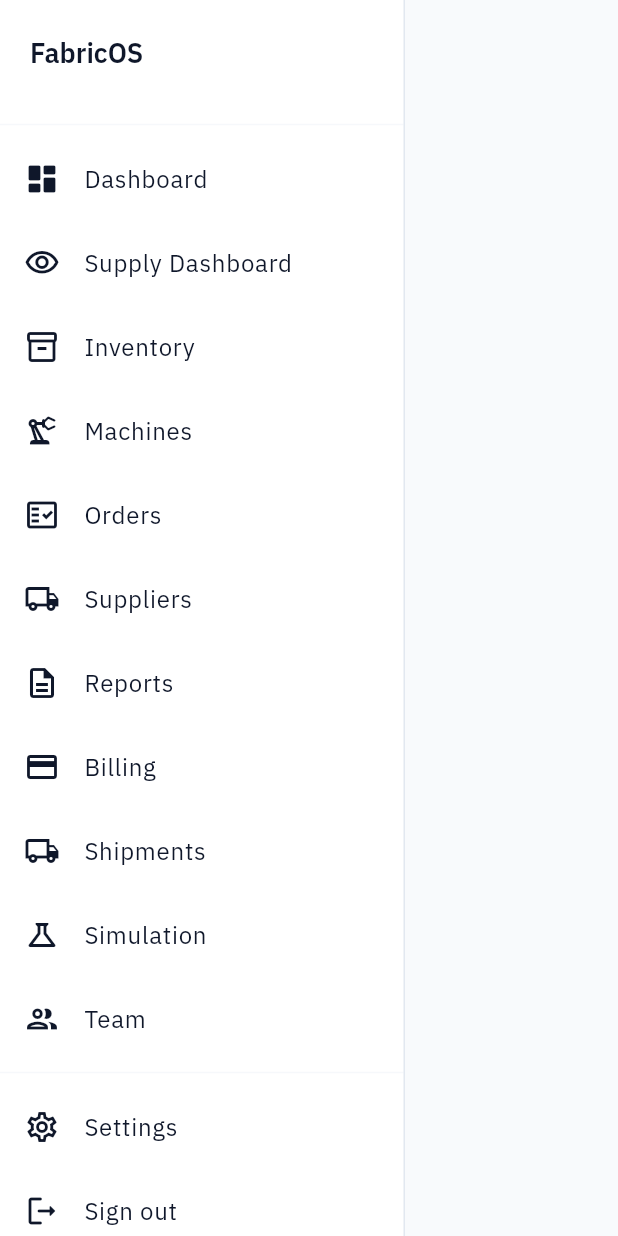
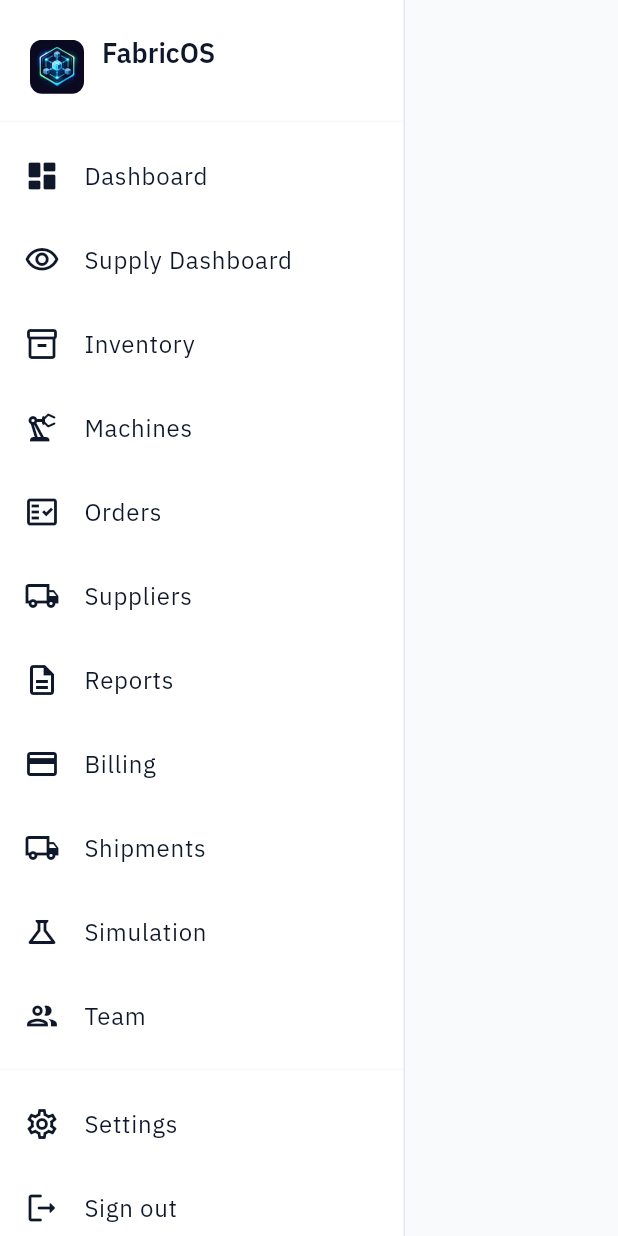
Before and after one commit to riccardopirani/suppluchainsass, a Flutter app: the _Sidebar widget shown alone on an empty page, opened directly with empty values, on a phone screen of 412 x 824 dp. Run offline on Flutter 3.47's test engine with Material 3 defaults, Android fonts, the phone set to English and light mode, and no system bars; our stand-ins replace fl_chart, flutter_animate, flutter_riverpod, go_router, google_fonts, pdf and 3 more; missing offline and left inert: dart:html, dart:ui_web; accounts and stored records are empty; network calls fail.

Commit message:
fix code

```diff
--- a/lib/features/app_shell/app_shell.dart
+++ b/lib/features/app_shell/app_shell.dart
@@ -148,15 +148,31 @@
         children: [
           Padding(
             padding: const EdgeInsets.fromLTRB(20, 8, 20, 8),
+            child: Row(
+              children: [
+                ClipRRect(
+                  borderRadius: BorderRadius.circular(8),
+                  child: Image.asset(
+                    'assets/image.png',
+                    width: 36,
+                    height: 36,
+                  ),
+                ),
+                const SizedBox(width: 12),
+                Expanded(
                   child: Column(
                     crossAxisAlignment: CrossAxisAlignment.start,
                     children: [
                       Text('FabricOS', style: Theme.of(context).textTheme.titleLarge),
-                const SizedBox(height: 4),
+                      const SizedBox(height: 2),
                       Text(
                         companyName,
                         style: Theme.of(context).textTheme.bodySmall?.copyWith(
                           color: Theme.of(context).colorScheme.onSurfaceVariant,
+                        ),
+                        overflow: TextOverflow.ellipsis,
+                      ),
+                    ],
                   ),
                 ),
               ],
--- a/lib/localization/app_localizations_en.dart
+++ b/lib/localization/app_localizations_en.dart
@@ -193,6 +193,7 @@
   'pricing_users': 'users',
   'pricing_per_user_month': 'per user / month',
   'pricing_volume_discounts': 'Volume discounts',
+  'pricing_slider_hint': 'Use the slider or type any number of users',
   'pricing_all_included': 'All features included',
   'pricing_feat_dashboard': 'Decision dashboard',
   'pricing_feat_machines': 'Machine management',
--- a/pubspec.yaml
+++ b/pubspec.yaml
@@ -61,6 +61,7 @@
   generate: true
 
   assets:
+    - assets/image.png
     - assets/images/
     - assets/icons/
     - assets/translations/en.json
```
Also changed, not shown: lib/features/website/presentation/widgets/website_nav_bar.dart (+15 -1 lines), 28 other files. Lines whose indentation alone changed are shown as unchanged.
